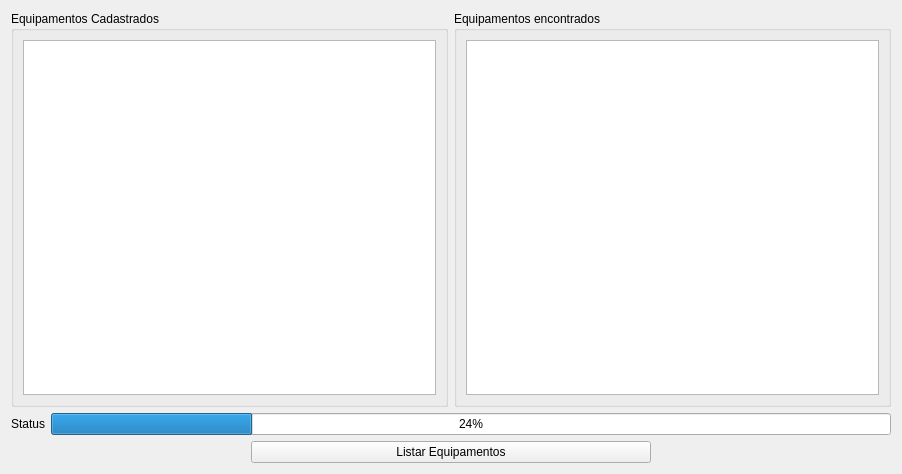
Above: app/xbee_manager/views/ui/list_equipment.ui from PauloCamargos/lgp-manager before the change. Below: the same form after it.
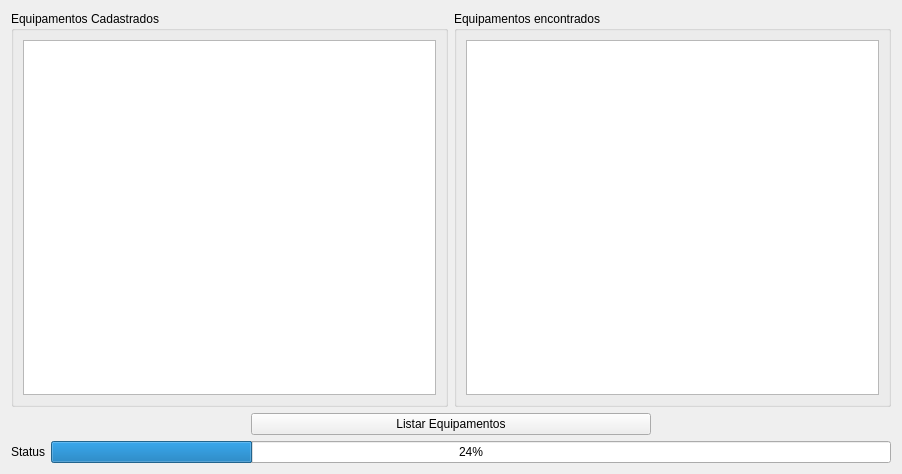
That is the form after the change.

Patch:
```diff
--- a/app/xbee_manager/views/ui/list_equipment.ui
+++ b/app/xbee_manager/views/ui/list_equipment.ui
@@ -63,32 +63,8 @@
     </layout>
    </item>
    <item>
-    <layout class="QVBoxLayout" name="verticalLayout_2">
+    <layout class="QHBoxLayout" name="horizontalLayout">
      <item>
-      <layout class="QVBoxLayout" name="verticalLayout">
-       <item>
-        <layout class="QHBoxLayout" name="horizontalLayout_6">
-         <item>
-          <widget class="QLabel" name="label">
-           <property name="text">
-            <string>Status</string>
-           </property>
-          </widget>
-         </item>
-         <item>
-          <widget class="QProgressBar" name="progress_bar">
-           <property name="value">
-            <number>24</number>
-           </property>
-          </widget>
-         </item>
-        </layout>
-       </item>
-      </layout>
-     </item>
-     <item>
-      <layout class="QVBoxLayout" name="verticalLayout_4">
-       <item alignment="Qt::AlignHCenter">
         <widget class="QPushButton" name="bnt_list_equipment">
          <property name="minimumSize">
           <size>
@@ -108,6 +84,22 @@
         </widget>
        </item>
       </layout>
+   </item>
+   <item>
+    <layout class="QHBoxLayout" name="horizontalLayout_6">
+     <item>
+      <widget class="QLabel" name="label">
+       <property name="text">
+        <string>Status</string>
+       </property>
+      </widget>
+     </item>
+     <item>
+      <widget class="QProgressBar" name="list_progress_bar">
+       <property name="value">
+        <number>24</number>
+       </property>
+      </widget>
      </item>
     </layout>
    </item>
```
Lines whose indentation alone changed are shown as unchanged.
